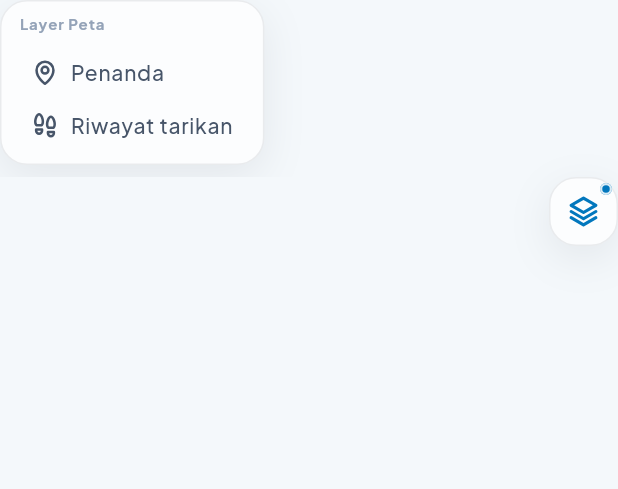
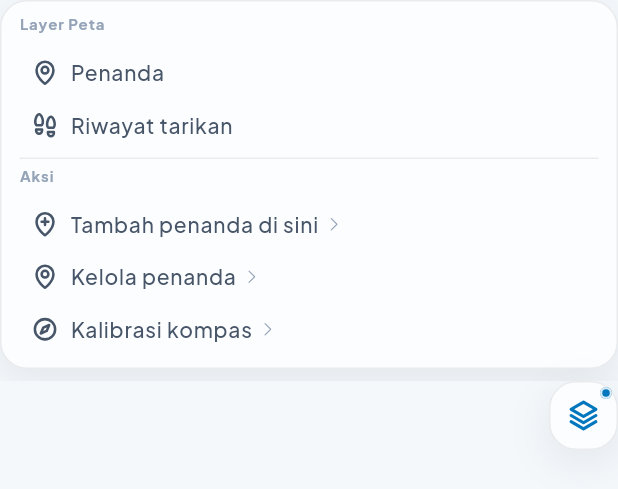
Before and after one commit to ssukahisyam/Langgeng-Sea, a Flutter app: the MapLayersExpandable widget shown alone on an empty page, opened directly with empty values, after a tap on an icon or button, on a phone screen of 412 x 824 dp. Shown: the top 489 px of the screen. Run offline on Flutter 3.47's test engine with Material 3 defaults, Android fonts, the phone set to English and light mode, and no system bars; our stand-ins replace device_info_plus, drift, file_picker, fl_chart, flutter_colorpicker, flutter_compass and 14 more; missing offline and left inert: flutter_background_service, flutter_map_tile_caching; accounts and stored records are empty; generated files the repository leaves out were written again; project files that could hold a hidden picture were left out.

Commit message:
feat(map): gabung overflow menu ke Layers panel
User komplain ada dua popup di kolom kanan map screen yang redundant: three-dot menu (4 action) dan layers panel (4 toggle), dengan toggle 'Riwayat' duplicate di keduanya.

Sekarang dijahit jadi satu popup dengan dua section:
- Layer Peta (toggle): Penanda, Riwayat tarikan, Area peta offline, Filter data impor
- Aksi (action): Tambah penanda di sini, Kelola penanda, Kalibrasi kompas

Perubahan:
- _LayerEntry dapat parameter isAction. Saat true: render dengan textSecondary + caretRight, abaikan toggle state.
- Action entries auto-collapse panel setelah dijalankan; toggle entries tetap (multi-select).
- Hapus file map_overflow_menu.dart (dead code setelah merge).
- Hapus 'Paskan semua' (sudah dead code, callback tidak pernah dipasang).

Kolom kanan sekarang permanen: Layers + Center-on-me. Plus MiniTrackingButton kondisional saat navigasi aktif.

```diff
--- a/app/lib/features/map/presentation/widgets/map_layers_expandable.dart
+++ b/app/lib/features/map/presentation/widgets/map_layers_expandable.dart
@@ -1,7 +1,9 @@
 import 'package:flutter/material.dart';
 import 'package:flutter_riverpod/flutter_riverpod.dart';
+import 'package:go_router/go_router.dart';
 import 'package:phosphor_flutter/phosphor_flutter.dart';
 
+import '../../../../core/router/app_router.dart';
 import '../../../../core/theme/app_sizes.dart';
 import '../../../../core/theme/app_theme.dart';
 import '../../../../core/widgets/glass_card.dart';
@@ -12,38 +14,44 @@ import '../../application/markers_overlay_provider.dart';
 import 'map_action_button.dart';
 import 'offline_regions_layer.dart' show offlineRegionsOverlayProvider;
 
-/// Tombol expandable yang membungkus semua toggle layer/overlay map.
+/// Tombol expandable yang membungkus toggle layer + action map.
 ///
-/// PR #40 — sebelumnya 4 toggle terpisah memenuhi kolom kanan
-/// (markers, all history, offline regions, dataset filter). Itu
-/// bikin kolom kanan terlalu padat dan ukuran tidak konsisten dengan
-/// tombol lain. Sekarang semua toggle dijahit ke satu tombol
-/// `stack` yang expand vertikal saat ditap.
+/// PR #41 — sebelumnya kolom kanan punya dua popup terpisah:
+/// `MapLayersExpandable` (4 toggle layer) dan `MapOverflowMenu`
+/// (titik tiga dengan 4 action). User komplain redundant + ada
+/// duplikat (toggle "Riwayat" muncul di dua tempat). Sekarang
+/// digabung jadi satu popup dengan dua section:
+///
+/// - **Layer Peta** (toggle) — Penanda, Riwayat tarikan,
+///   Area peta offline, Filter data impor.
+/// - **Aksi** (action) — Tambah penanda di sini, Kelola penanda,
+///   Kalibrasi kompas.
 ///
 /// Behavior:
-/// - Collapsed: satu [MapActionButton] 44×44 dengan ikon [stack].
-///   Kalau ada toggle aktif, tombol menampilkan dot indicator
-///   ([MapActionButton.active]).
-/// - Expanded: list vertikal entries dengan animasi 200ms slide-down
-///   + fade. Tap di luar (Barrier) atau tap trigger lagi = collapse.
-/// - Self-hide entries: dataset filter & offline regions otomatis
-///   sembunyi kalau provider data-nya kosong (sama seperti behavior
-///   lama). Markers + AllHistory selalu tampil.
-///
-/// Tap pada entry tidak otomatis menutup expandable — supaya user
-/// bisa toggle beberapa overlay sekaligus tanpa expand-close-expand.
-/// User explicitly tap trigger atau area lain untuk collapse.
+/// - Collapsed: satu [MapActionButton] 44×44 dengan ikon `stack`.
+///   Kalau ada toggle aktif, tombol menampilkan dot indicator.
+/// - Expanded: panel vertikal dengan animasi 200ms slide-down +
+///   fade. Tap trigger lagi = collapse.
+/// - Toggle entry: tap tidak menutup expandable (multi-select).
+/// - Action entry: tap auto-collapse setelah action dijalankan
+///   (push route / open sheet / tambah marker).
 class MapLayersExpandable extends ConsumerStatefulWidget {
   const MapLayersExpandable({
     super.key,
     required this.onOpenDatasetFilter,
+    required this.onAddMarkerHere,
   });
 
-  /// Callback saat user tap entry "Filter dataset". Caller buka
+  /// Callback saat user tap entry "Filter data impor". Caller buka
   /// modal sheet untuk pilih dataset mana yang visible. Tetap
   /// di-handle di [MapScreen] supaya logic resolusi `BuildContext`
   /// + `_showModalBottomSheet` tetap kohesif dengan widget lain.
   final VoidCallback onOpenDatasetFilter;
+
+  /// Callback saat user tap entry "Tambah penanda di sini". Caller
+  /// resolve current GPS reading (atau map center) dan buka dialog
+  /// add marker. Sebelumnya entry ini ada di MapOverflowMenu.
+  final VoidCallback onAddMarkerHere;
 
   @override
   ConsumerState<MapLayersExpandable> createState() =>
@@ -56,6 +64,14 @@ class _MapLayersExpandableState extends ConsumerState<MapLayersExpandable>
 
   void _toggleExpanded() {
     setState(() => _expanded = !_expanded);
+  }
+
+  /// Action entries collapse panel setelah dijalankan supaya user
+  /// langsung kembali ke peta. Toggle entries TIDAK panggil ini —
+  /// user mungkin mau hidup-matikan beberapa overlay sekaligus.
+  void _runActionAndCollapse(VoidCallback action) {
+    action();
+    if (_expanded) setState(() => _expanded = false);
   }
 
   @override
@@ -125,7 +141,18 @@ class _MapLayersExpandableState extends ConsumerState<MapLayersExpandable>
                       hasDatasets: hasDatasets,
                       datasetVisibleCount: visibleCount,
                       datasetTotalCount: totalCount,
-                      onDatasetFilterTap: widget.onOpenDatasetFilter,
+                      onDatasetFilterTap: () => _runActionAndCollapse(
+                        widget.onOpenDatasetFilter,
+                      ),
+                      onAddMarkerHere: () => _runActionAndCollapse(
+                        widget.onAddMarkerHere,
+                      ),
+                      onManageMarkers: () => _runActionAndCollapse(
+                        () => context.push(AppRoutes.markerList),
+                      ),
+                      onCalibrateCompass: () => _runActionAndCollapse(
+                        () => context.push(AppRoutes.compass),
+                      ),
                     ),
                   ),
           ),
@@ -154,6 +181,9 @@ class _LayersPanel extends StatelessWidget {
     required this.datasetVisibleCount,
     required this.datasetTotalCount,
     required this.onDatasetFilterTap,
+    required this.onAddMarkerHere,
+    required this.onManageMarkers,
+    required this.onCalibrateCompass,
   });
 
   final bool markersOn;
@@ -167,11 +197,13 @@ class _LayersPanel extends StatelessWidget {
   final int datasetVisibleCount;
   final int datasetTotalCount;
   final VoidCallback onDatasetFilterTap;
+  final VoidCallback onAddMarkerHere;
+  final VoidCallback onManageMarkers;
+  final VoidCallback onCalibrateCompass;
 
   @override
   Widget build(BuildContext context) {
     final tokens = context.tokens;
-    final text = context.text;
 
     return GlassCard(
       level: GlassLevel.level2,
@@ -184,15 +216,7 @@ class _LayersPanel extends StatelessWidget {
         mainAxisSize: MainAxisSize.min,
         crossAxisAlignment: CrossAxisAlignment.start,
         children: [
-          Text(
-            'Layer Peta',
-            style: text.labelSmall?.copyWith(
-              color: tokens.textTertiary,
-              fontWeight: FontWeight.w700,
-              fontSize: 10,
-              letterSpacing: 0.6,
-            ),
-          ),
+          const _SectionHeading(label: 'Layer Peta'),
           const SizedBox(height: AppSizes.sp2),
           _LayerEntry(
             icon:
@@ -227,7 +251,56 @@ class _LayersPanel extends StatelessWidget {
               onTap: onDatasetFilterTap,
               showTrailingArrow: true,
             ),
+          // Divider antara group toggle dan group action.
+          Padding(
+            padding: const EdgeInsets.symmetric(vertical: AppSizes.sp1),
+            child: Divider(height: 1, color: tokens.border),
+          ),
+          const _SectionHeading(label: 'Aksi'),
+          const SizedBox(height: AppSizes.sp2),
+          _LayerEntry(
+            icon: PhosphorIconsBold.mapPinPlus,
+            label: 'Tambah penanda di sini',
+            on: false,
+            onTap: onAddMarkerHere,
+            isAction: true,
+          ),
+          _LayerEntry(
+            icon: PhosphorIconsBold.mapPin,
+            label: 'Kelola penanda',
+            on: false,
+            onTap: onManageMarkers,
+            isAction: true,
+          ),
+          _LayerEntry(
+            icon: PhosphorIconsBold.compass,
+            label: 'Kalibrasi kompas',
+            on: false,
+            onTap: onCalibrateCompass,
+            isAction: true,
+          ),
         ],
+      ),
+    );
+  }
+}
+
+class _SectionHeading extends StatelessWidget {
+  const _SectionHeading({required this.label});
+
+  final String label;
+
+  @override
+  Widget build(BuildContext context) {
+    final tokens = context.tokens;
+    final text = context.text;
+    return Text(
+      label,
+      style: text.labelSmall?.copyWith(
+        color: tokens.textTertiary,
+        fontWeight: FontWeight.w700,
+        fontSize: 10,
+        letterSpacing: 0.6,
       ),
     );
   }
@@ -241,6 +314,7 @@ class _LayerEntry extends StatelessWidget {
     required this.onTap,
     this.trailingText,
     this.showTrailingArrow = false,
+    this.isAction = false,
   });
 
   final IconData icon;
@@ -250,13 +324,27 @@ class _LayerEntry extends StatelessWidget {
   final String? trailingText;
   final bool showTrailingArrow;
 
+  /// PR #41: tandai entry sebagai action (bukan toggle). Saat true,
+  /// state [on] diabaikan untuk styling — entry selalu di-render
+  /// dengan warna textSecondary, plus caretRight trailing arrow
+  /// supaya user paham ini akan trigger sesuatu (push route / buka
+  /// sheet / dialog).
+  final bool isAction;
+
   @override
   Widget build(BuildContext context) {
     final tokens = context.tokens;
     final text = context.text;
     final colors = context.colors;
-    final iconColor = on ? colors.primary : tokens.textSecondary;
-    final labelColor = on ? colors.primary : tokens.textSecondary;
+    final iconColor = isAction
+        ? tokens.textSecondary
+        : (on ? colors.primary : tokens.textSecondary);
+    final labelColor = isAction
+        ? tokens.textSecondary
+        : (on ? colors.primary : tokens.textSecondary);
+    final labelWeight =
+        isAction ? FontWeight.w500 : (on ? FontWeight.w700 : FontWeight.w500);
+    final showCaret = showTrailingArrow || isAction;
 
     return Material(
       color: Colors.transparent,
@@ -277,7 +365,7 @@ class _LayerEntry extends StatelessWidget {
                 label,
                 style: text.labelMedium?.copyWith(
                   color: labelColor,
-                  fontWeight: on ? FontWeight.w700 : FontWeight.w500,
+                  fontWeight: labelWeight,
                 ),
               ),
               if (trailingText != null) ...[
@@ -290,7 +378,7 @@ class _LayerEntry extends StatelessWidget {
                   ),
                 ),
               ],
-              if (showTrailingArrow) ...[
+              if (showCaret) ...[
                 const SizedBox(width: AppSizes.sp1),
                 Icon(
                   PhosphorIconsRegular.caretRight,
```
Also changed, not shown: app/lib/features/map/presentation/map_screen.dart (+10 -14 lines), app/lib/features/map/presentation/widgets/map_overflow_menu.dart (deleted, +0 -185 lines).
